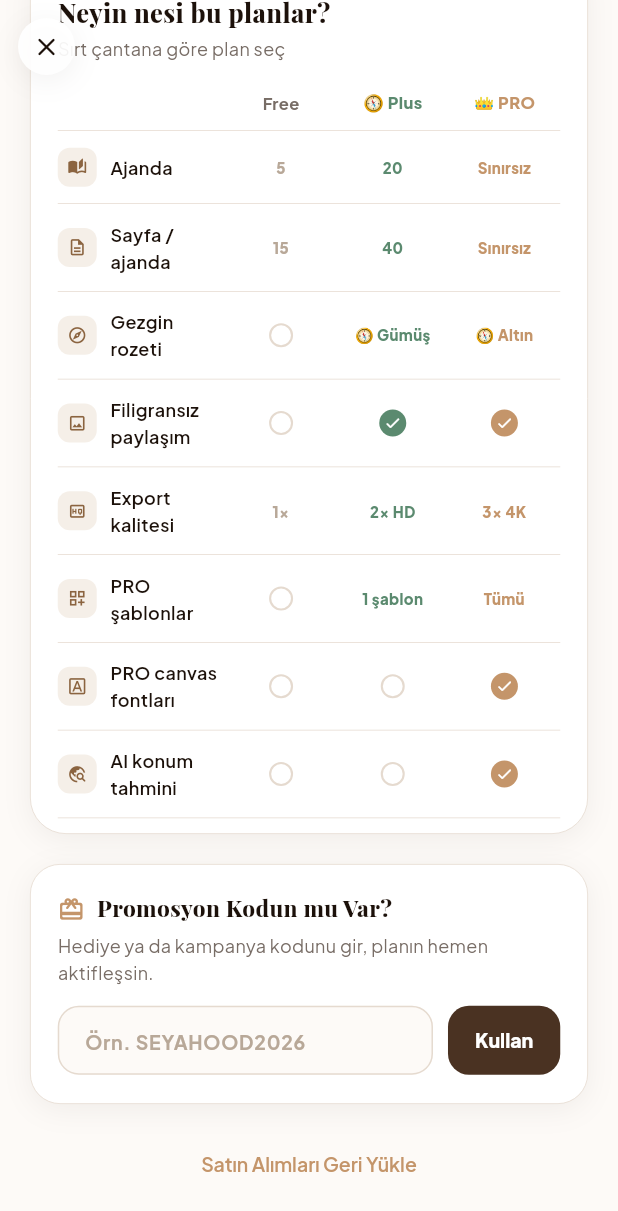
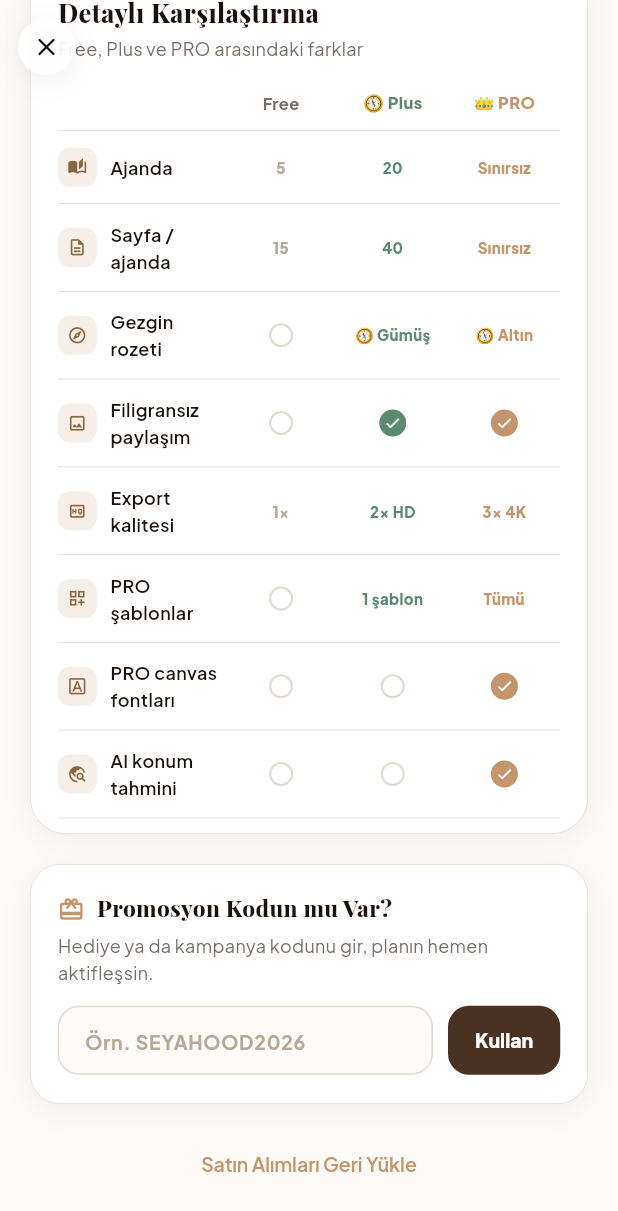
Before and after one commit to Sudenazkaranfil/memorylane-app, a Flutter app: the PremiumScreen screen opened directly, scrolled down 909 dp, on a phone screen of 412 x 824 dp. Shown: the top 1211 px of the screen. Run offline on Flutter 3.47's test engine with Material 3 defaults, Android fonts, the phone set to English and light mode, and no system bars; our stand-ins replace flutter_animate, flutter_map, google_fonts, image_picker, latlong2, share_plus and 1 more; missing offline and left inert: sticker_widget; accounts and stored records are empty; network calls fail.

Commit message:
Tone down comparison table copy
"Neyin nesi bu planlar?" / "Sırt çantana göre plan seç" read as
try-hard casual. Back to plain, direct copy; kept the visual redesign
(washi tape, header emojis, tier-colored stamps).

Co-Authored-By: Claude Sonnet 5 <noreply@anthropic.com>
Claude-Session: https://claude.ai/code/session_01Ljp69LDt5ZfFw7mRo2AQMD

```diff
--- a/lib/screens/premium_screen.dart
+++ b/lib/screens/premium_screen.dart
@@ -489,12 +489,12 @@ class _PremiumScreenState extends State<PremiumScreen> {
         Padding(
           padding: const EdgeInsets.fromLTRB(18, 24, 18, 10),
           child: Column(crossAxisAlignment: CrossAxisAlignment.start, children: [
-            Text('Neyin nesi bu planlar?',
+            Text('Detaylı Karşılaştırma',
                 style: GoogleFonts.playfairDisplay(
                     fontSize: 17, fontWeight: FontWeight.w800,
                     color: AppTheme.textPrimary)),
             const SizedBox(height: 3),
-            Text('Sırt çantana göre plan seç',
+            Text('Free, Plus ve PRO arasındaki farklar',
                 style: AppTheme.sansBody(size: 12, color: AppTheme.textSecondary)),
             const SizedBox(height: 18),
             Row(children: [
```
